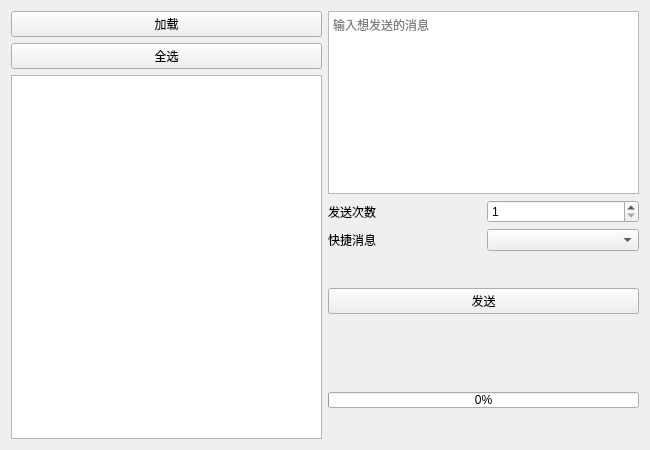
superhuap/mythware_tools, file src/page/message/message.ui: the form before one commit.
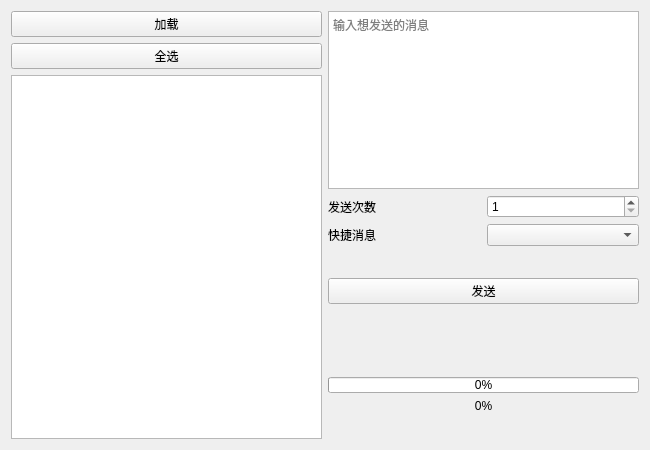
The form after the commit. Custom widgets are drawn as their Qt base class.

Diff of the .ui file:
```diff
--- a/src/page/message/message.ui
+++ b/src/page/message/message.ui
@@ -185,6 +185,16 @@
        </item>
       </layout>
      </item>
+     <item>
+      <widget class="ElaText" name="label_Progress">
+       <property name="text">
+        <string>0%</string>
+       </property>
+       <property name="alignment">
+        <set>Qt::AlignCenter</set>
+       </property>
+      </widget>
+     </item>
      <item>
       <spacer name="verticalSpacer_5">
        <property name="orientation">
@@ -228,16 +238,16 @@
    <extends>QLabel</extends>
    <header>elatext.h</header>
   </customwidget>
-  <customwidget>
-   <class>ElaSpinBox</class>
-   <extends>QSpinBox</extends>
-   <header>elaspinbox.h</header>
-  </customwidget>
   <customwidget>
    <class>ElaTreeView</class>
    <extends>QTreeView</extends>
    <header>elatreeview.h</header>
   </customwidget>
+  <customwidget>
+   <class>ElaSpinBox</class>
+   <extends>QSpinBox</extends>
+   <header>elaspinbox.h</header>
+  </customwidget>
  </customwidgets>
  <resources/>
  <connections/>
```
